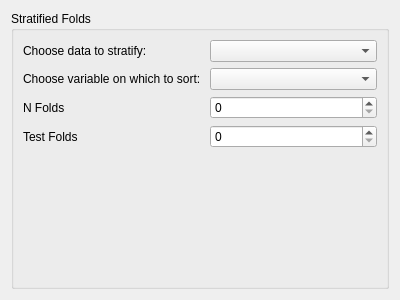
Old version of the form ui/StratifiedFolds.ui in the repository tisaconundrum2/PySAT-GUI.
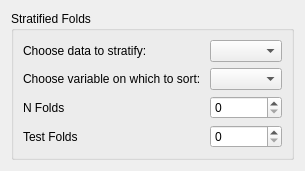
New version of the form.

Patch:
```diff
--- a/ui/StratifiedFolds.ui
+++ b/ui/StratifiedFolds.ui
@@ -2,14 +2,6 @@
 <ui version="4.0">
  <class>Form</class>
  <widget class="QWidget" name="Form">
-  <property name="geometry">
-   <rect>
-    <x>0</x>
-    <y>0</y>
-    <width>400</width>
-    <height>300</height>
-   </rect>
-  </property>
   <property name="sizePolicy">
    <sizepolicy hsizetype="Ignored" vsizetype="Ignored">
     <horstretch>0</horstretch>
```
